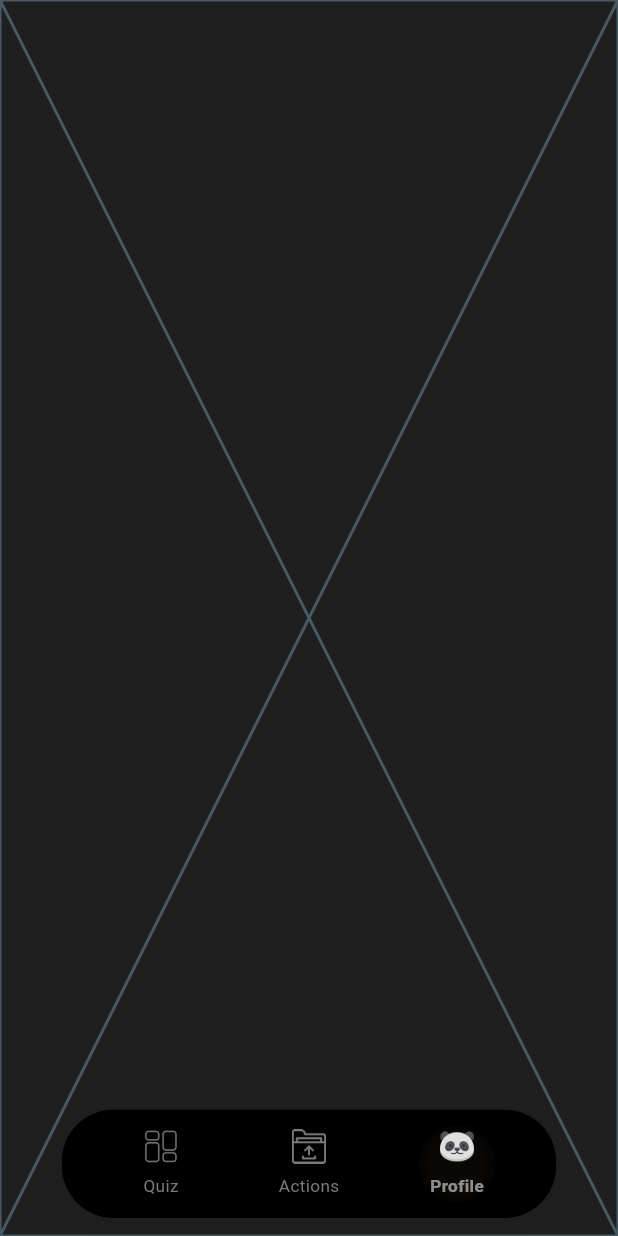
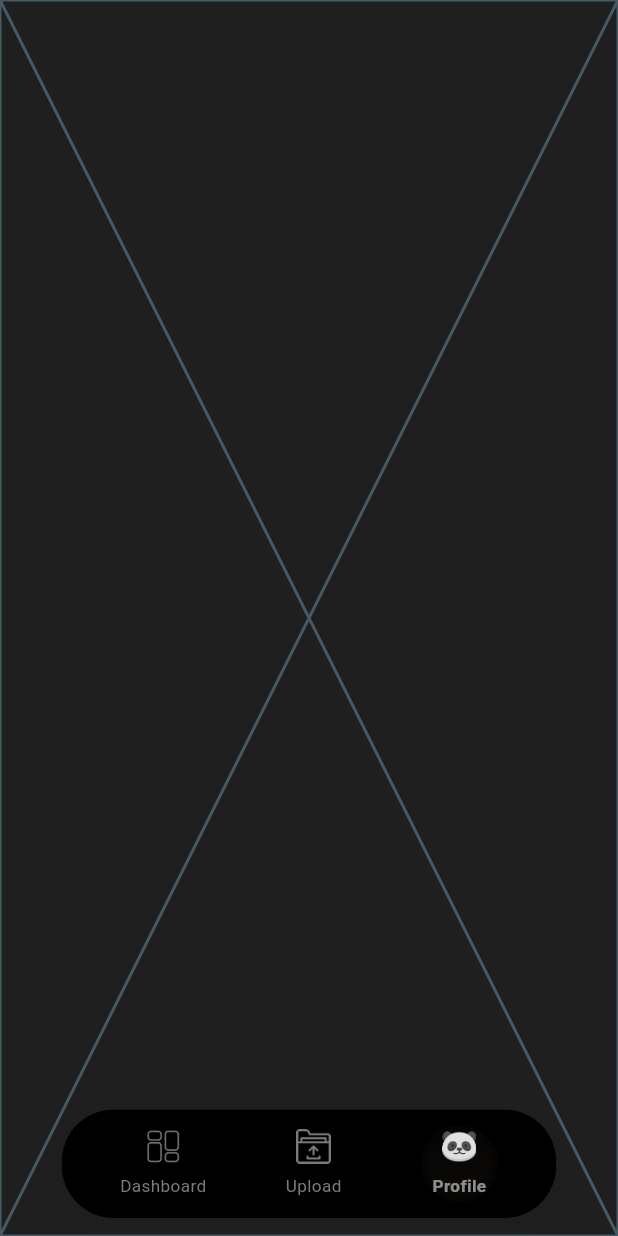
Before and after one commit to CTRL-AI-NEXT/agent-pie-flutter, a Flutter app: the ManagerBottomNavScreen screen opened directly, item 3 of the bottom bar chosen, on a phone screen of 412 x 824 dp. Run offline on Flutter 3.47's test engine with Material 3 defaults, Android fonts, the phone set to English and light mode, and no system bars; drawn by our look-alikes of flutter_animate; our stand-ins replace cached_network_image, chewie, connectivity_plus, country_code_picker, date_field, device_info_plus and 20 more; missing offline and left inert: cropperx, open_store, syncfusion_flutter_pdfviewer; accounts and stored records are empty; Roboto replaces fonts that are missing (Prompt).

Commit message:
fix: Dashboard nav items labels rename

```diff
--- a/lib/core/constants/app_string.dart
+++ b/lib/core/constants/app_string.dart
@@ -85,6 +85,8 @@ class AppString {
   static const String quiz = "Quiz";
   static const String actions = "Actions";
   static const String profile = "Profile";
+  static const String dashboard = "Dashboard";
+  static const String upload = "Upload";
 
   // Preference Storage Keys
   static const String currentBuildModeKey = "currentBuildModeKey";
--- a/lib/features/manager/bottom_nav/controller/manager_bottom_nav_controller.dart
+++ b/lib/features/manager/bottom_nav/controller/manager_bottom_nav_controller.dart
@@ -16,14 +16,14 @@ class ManagerBottomNavController extends GetxController {
   final destinations = <FloatingNavItem>[
     // Quiz
     FloatingNavItem(
-      label: AppString.quiz,
+      label: AppString.dashboard,
       filledIcon: AppImages.icDashboardFilled,
       outlinedIcon: AppImages.icDashboard,
     ),
 
     // Actions
     FloatingNavItem(
-      label: AppString.actions,
+      label: AppString.upload,
       filledIcon: AppImages.icUploadFilled,
       outlinedIcon: AppImages.icUpload,
     ),
```
Also changed, not shown: lib/core/utils/app_utils.dart (+20 -20 lines), assets/icons/ic_back_arrow_nav.svg (added), assets/icons/ic_link.png (added), assets/icons/ic_send.png (added).
